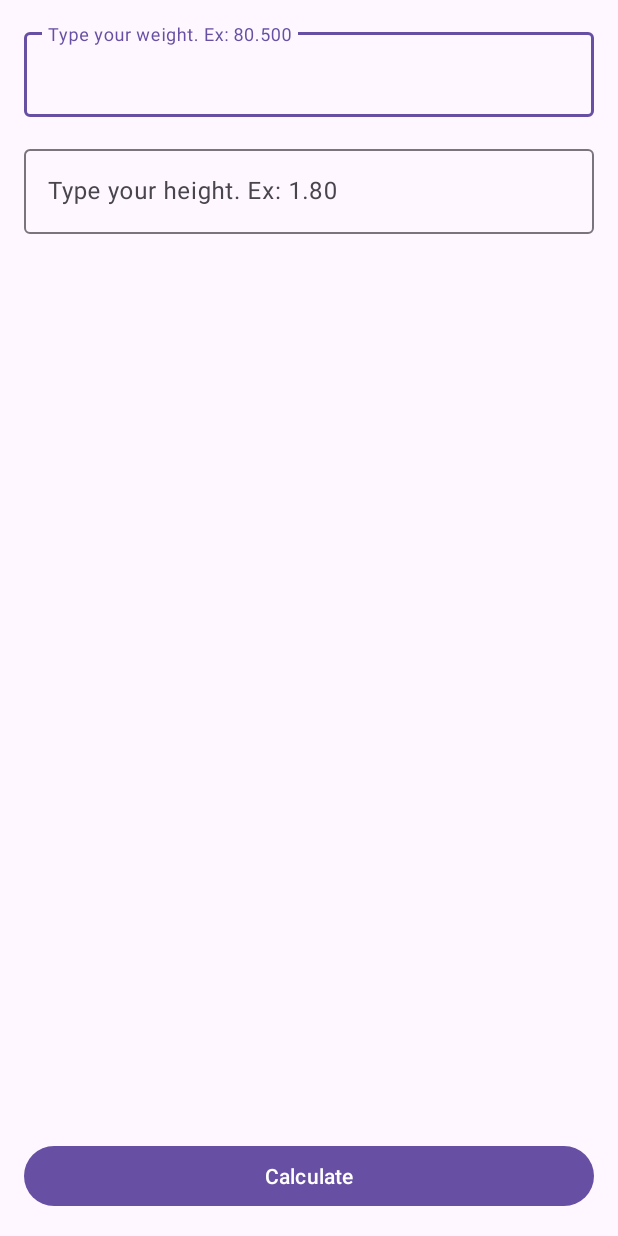
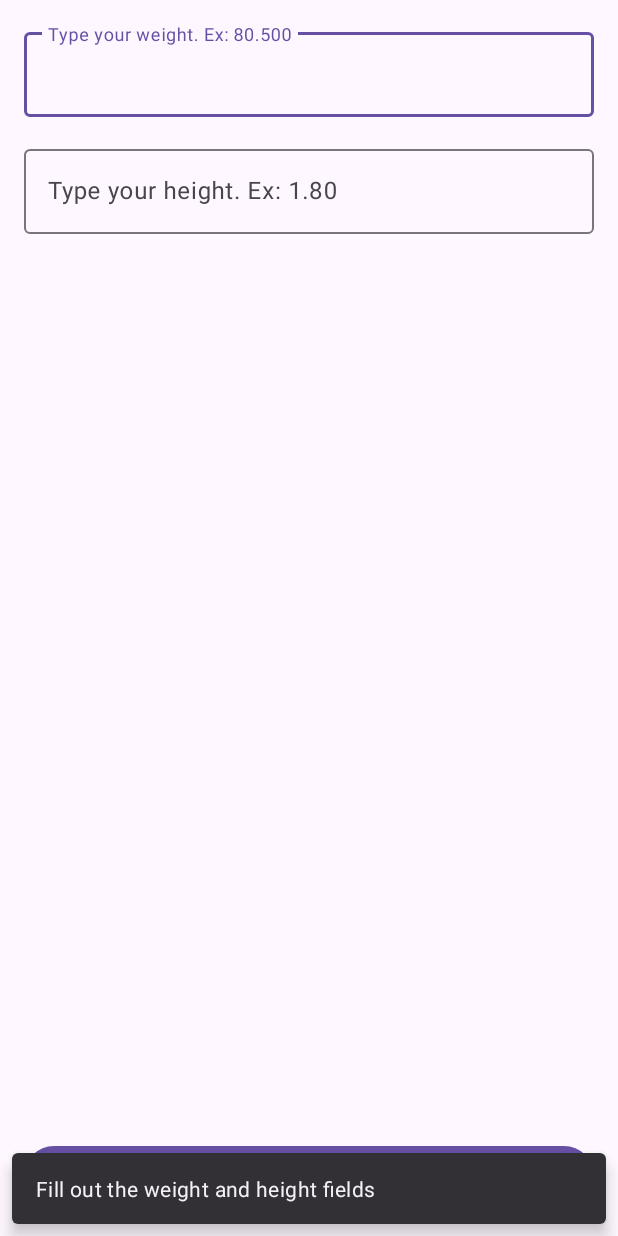
Before and after one commit to oeuclidesneto/BMICalculator, an Android app: the screen it shows after launch (MainActivity), after a tap on "Calculate", on a phone screen of 412 x 824 dp. Run offline under Robolectric (Android 15) with nearby library versions, the phone set to English and light mode, and no system bars.

Commit message:
Show message to fill out empty fields

```diff
--- a/app/src/main/java/com/comunidadedevspace/imc/MainActivity.kt
+++ b/app/src/main/java/com/comunidadedevspace/imc/MainActivity.kt
@@ -3,6 +3,7 @@ package com.comunidadedevspace.imc
 import androidx.appcompat.app.AppCompatActivity
 import android.os.Bundle
 import android.widget.Button
+import com.google.android.material.snackbar.Snackbar
 import com.google.android.material.textfield.TextInputEditText
 
 class MainActivity : AppCompatActivity() {
@@ -15,14 +16,28 @@ class MainActivity : AppCompatActivity() {
         val btn_calculate = findViewById<Button>(R.id.btn_calculate)
 
         btn_calculate.setOnClickListener {
-            val weight: Float = edtWeight.text.toString().toFloat()
-            val height: Float = edtHeight.text.toString().toFloat()
+            val weightStr: String = edtWeight.text.toString()
+            val heightStr: String = edtHeight.text.toString()
 
-            val heightq2 = height * height
-            val result = weight / heightq2
-            println ("Euclides BMI is " + result)
+            if (weightStr == "" || heightStr == "") {
+              Snackbar
+                  .make(
+                      edtWeight,
+                      "Fill out the weight and height fields",
+                      Snackbar.LENGTH_LONG
+                  )
+                  .show()
 
+            } else {
+                val weight = weightStr.toFloat()
+                val height = heightStr.toFloat()
+
+                val heightq2 = height * height
+                val result = weight / heightq2
+
+                println("Your BMI is " + result)
+
+            }
         }
-
     }
 }
```
